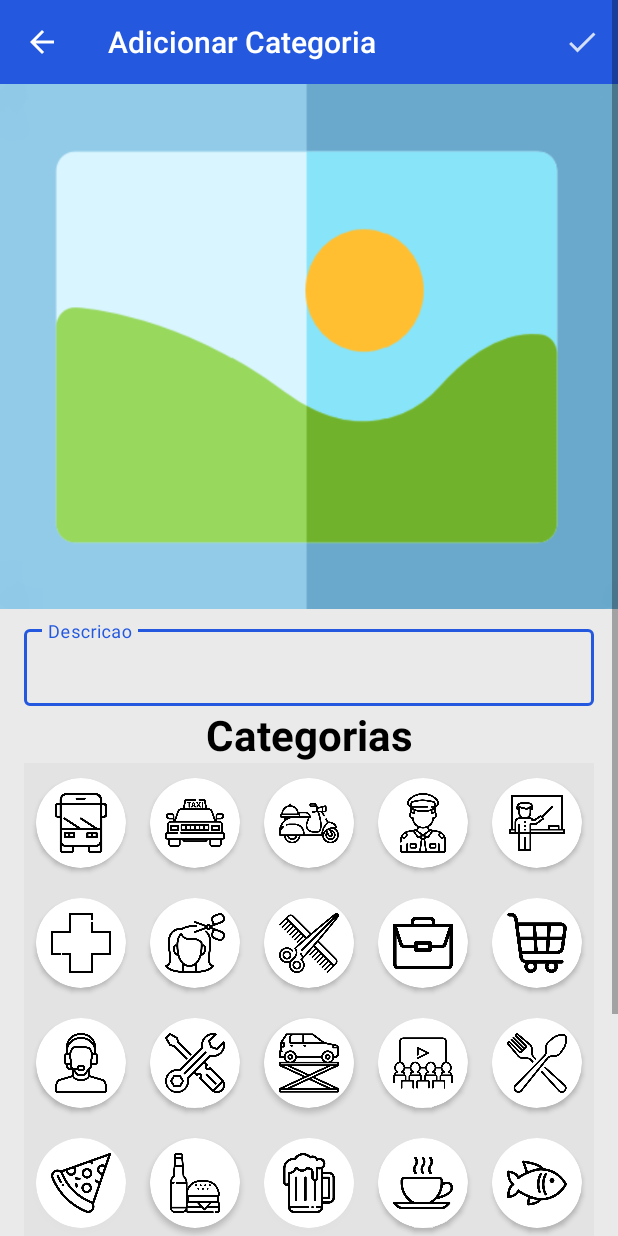
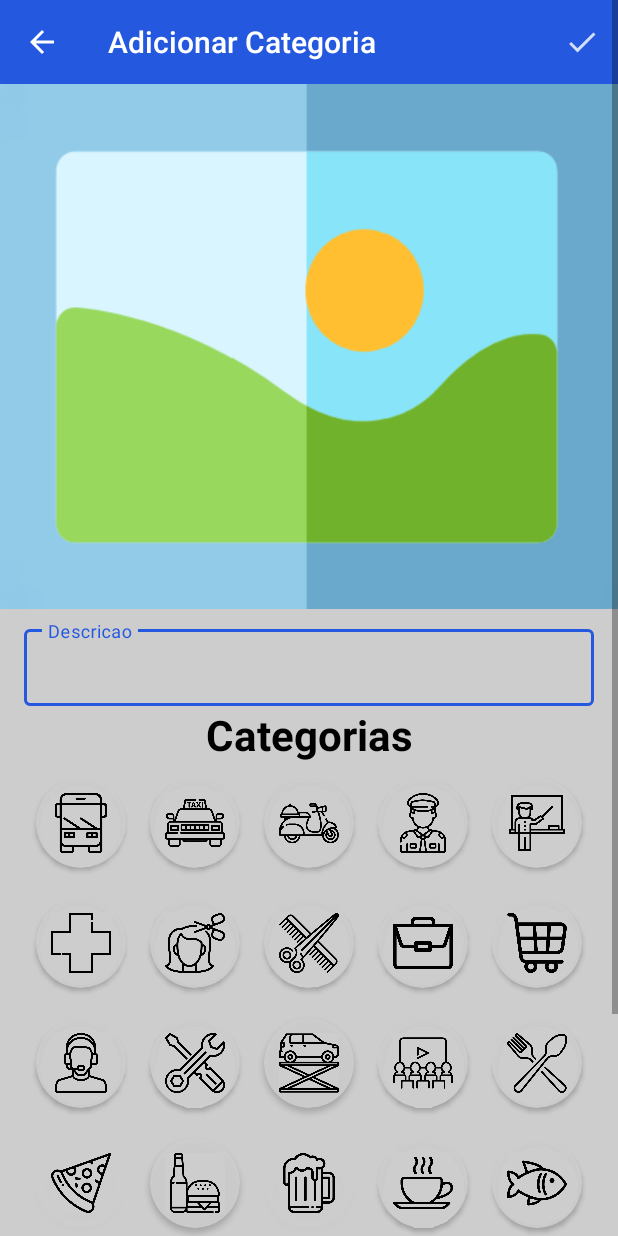
Before and after one commit to DannielRoque/Mapa_Local, an Android app: the FormularioLocalActivity screen opened directly, with no data from a screen before it, after a tap on "ADICIONAR NOVA CATEGORIA", on a phone screen of 412 x 824 dp. Run offline under Robolectric (Android 15) with nearby library versions, the phone set to English and light mode, and no system bars; 1 statement that could not run was skipped; 2 other taps on this screen came first.

Commit message:
update color list

```diff
--- a/app/src/main/java/estudo/com/mapalocal/ui/MainActivity.kt
+++ b/app/src/main/java/estudo/com/mapalocal/ui/MainActivity.kt
@@ -235,11 +235,6 @@ class MainActivity : AppCompatActivity(), OnMapReadyCallback, GoogleMap.OnMapLon
                         longitude = parseDouble(m.longitude)
                         latlong = LatLng(latitude, longitude)
                         mMap.addMarker(MarkerOptions().position(latlong))
-                        Toast.makeText(
-                            this@MainActivity,
-                            "local ${m.descricao},${m.latitude} ${m.longitude}",
-                            Toast.LENGTH_LONG
-                        ).show()
                     }
                 }
             }
--- a/app/src/main/res/layout/activity_splash.xml
+++ b/app/src/main/res/layout/activity_splash.xml
@@ -26,11 +26,11 @@
         android:id="@+id/splah_texto_logo"
         android:layout_width="match_parent"
         android:layout_height="wrap_content"
-        android:text="Places"
+        android:text="@string/places"
         android:textAlignment="center"
         android:textColor="@color/corBranca"
         android:textStyle="bold"
-        android:textSize="60sp"
+        android:textSize="80sp"
         android:layout_margin="16sp"
         app:layout_constraintTop_toTopOf="parent"
         app:layout_constraintStart_toStartOf="parent"
--- a/app/src/main/res/layout/item_categoria.xml
+++ b/app/src/main/res/layout/item_categoria.xml
@@ -15,7 +15,7 @@
             android:id="@+id/my_card"
             android:layout_width="60dp"
             android:layout_height="60dp"
-            android:background="@color/corToolbar"
+            android:backgroundTint="@color/corFundo"
             android:layout_centerHorizontal="true"
             android:layout_centerVertical="true"
             app:cardCornerRadius="50dp">
@@ -24,6 +24,7 @@
                 android:layout_width="40dp"
                 android:layout_height="40dp"
                 android:scaleType="fitXY"
+                android:background="@color/corFundo"
                 android:layout_gravity="center"
                 android:src="@drawable/image" />
         </androidx.cardview.widget.CardView>
--- a/app/src/main/res/values/colors.xml
+++ b/app/src/main/res/values/colors.xml
@@ -8,5 +8,5 @@
     <color name="corPreta">#000</color>
     <color name="corVermelha">#E41515</color>
     <color name="corBotaoPersonalizado">#D86744</color>
-    <color name="corFundo">#08000000</color>
+    <color name="corFundo">#EBCECECE</color>
 </resources>
--- a/app/src/main/res/values/strings.xml
+++ b/app/src/main/res/values/strings.xml
@@ -5,4 +5,5 @@
     <string name="descricao">Descricao</string>
     <string name="telefone">Telefone</string>
     <string name="selecionar_categoria">Selecionar Categoria</string>
+    <string name="places">Places</string>
 </resources>
```
